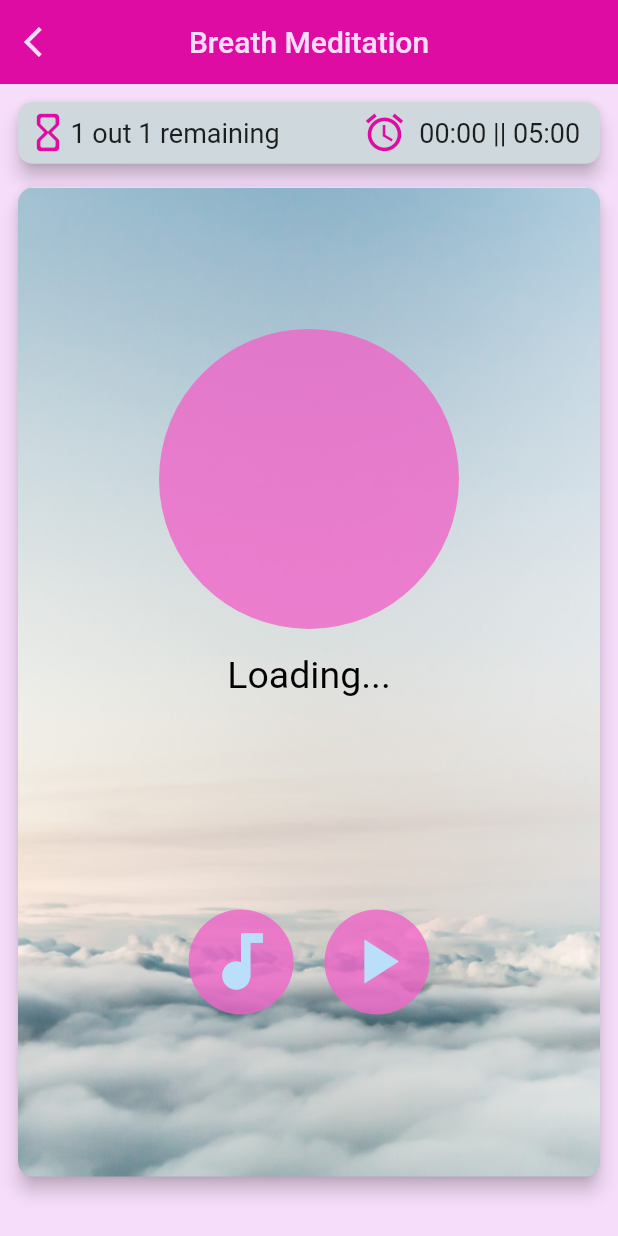
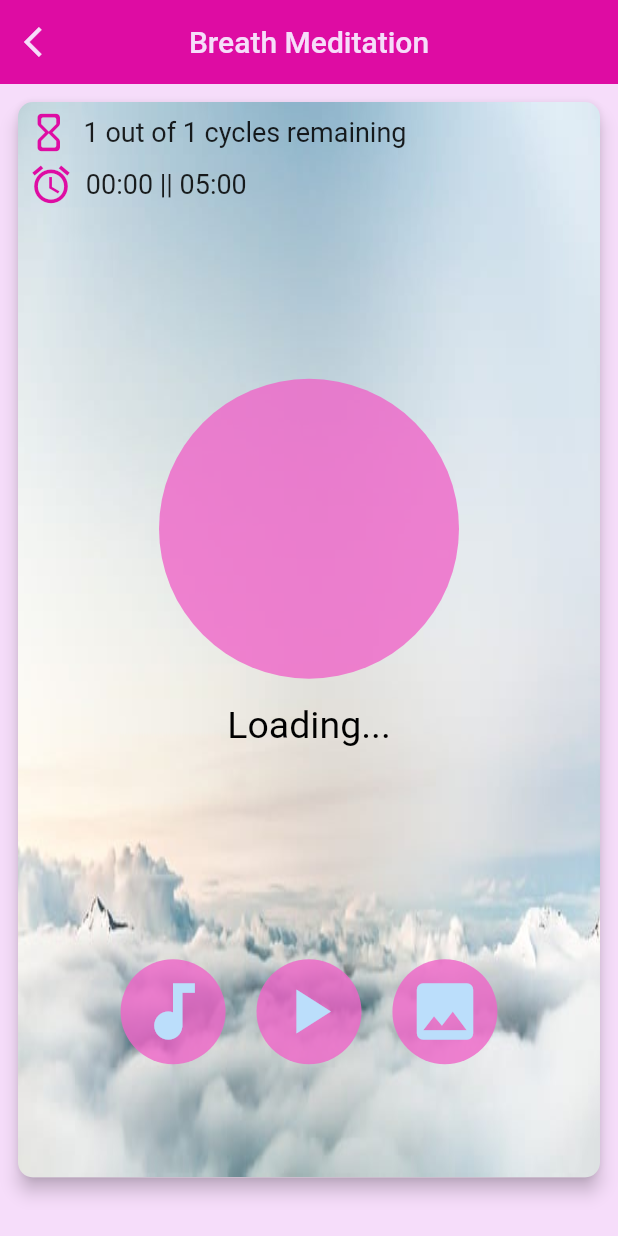
Before and after one commit to Wappnet-Systems/Dhyanin-App, a Flutter app: the AudioPage screen opened directly with empty values, after a tap on the "audiotrack" icon, on a phone screen of 412 x 824 dp. Run offline on Flutter 3.47's test engine with Material 2 defaults, Android fonts, the phone set to English and light mode, and no system bars; our stand-ins replace animated_splash_screen, audioplayers, cloud_firestore, firebase_auth, firebase_core, lottie and 4 more; accounts and stored records are empty; statements that could not run were skipped.

Commit message:
Added background change

```diff
--- a/lib/screens/auth/mobile_number_input_screen.dart
+++ b/lib/screens/auth/mobile_number_input_screen.dart
@@ -35,7 +35,7 @@ class _MobileNumberInputState extends State<MobileNumberInput> {
       type: MaskAutoCompletionType.lazy);
 
   var mobileNumberFormatter = new MaskTextInputFormatter(
-      mask: '##########',
+      mask: '##### #####',
       filter: {"#": RegExp(r'[0-9]')},
       type: MaskAutoCompletionType.lazy);
 
--- a/lib/screens/auth/otp_page_screen.dart
+++ b/lib/screens/auth/otp_page_screen.dart
@@ -118,9 +118,11 @@ class _OtpPageState extends State<OtpPage> {
                   child: ElevatedButton(
                     onPressed: () async {
                       try {
-                        ScaffoldMessenger.of(context).showSnackBar(SnackBar(
-                          content: Text("Login Successfully!"),
-                        ));
+                        Future.delayed(Duration(seconds: 2), () {
+                          ScaffoldMessenger.of(context).showSnackBar(SnackBar(
+                            content: Text("Login Successfully!"),
+                          ));
+                        });
                         PhoneAuthCredential credential =
                             PhoneAuthProvider.credential(
                                 verificationId: MobileNumberInput.verify,
--- a/lib/screens/pages/audio_page_screen.dart
+++ b/lib/screens/pages/audio_page_screen.dart
@@ -1,3 +1,4 @@
+import 'dart:async';
 import 'dart:developer';
 
 import 'package:audioplayers/audioplayers.dart';
@@ -30,7 +31,9 @@ class _AudioPageState extends State<AudioPage> with TickerProviderStateMixin {
   late int remainingMeditationMinutes;
   int selectedAudio = 1;
   Duration currPosition = Duration.zero;
-
+  bool _enabled = true;
+  String backgroundImage = 'assets/images/background/background_image_1.jpg';
+  int imageIndex = 1;
   AudioPlayer audioPlayer = AudioPlayer();
 
   void initPlayer() async {
@@ -146,6 +149,7 @@ class _AudioPageState extends State<AudioPage> with TickerProviderStateMixin {
           if (timesPlayed <= int.parse(widget.repeatTimes.toString())) {
             audioPlayer.play(AssetSource(audiopath), position: Duration.zero);
             remainingMeditationMinutes = meditationMinutes;
+            currPosition = Duration.zero;
           }
         }
       }
@@ -172,47 +176,60 @@ class _AudioPageState extends State<AudioPage> with TickerProviderStateMixin {
           child: Column(
             // mainAxisAlignment: MainAxisAlignment.center,
             children: [
-              Padding(
-                padding: const EdgeInsets.only(bottom: 8.0),
-                child: Card(
+              Card(
                 shape: RoundedRectangleBorder(
                   borderRadius: BorderRadius.circular(10.0),
                 ),
-                  color: Colors.blueGrey.shade100,
                 clipBehavior: Clip.antiAliasWithSaveLayer,
                 elevation: 5,
                 child: Container(
-                    height: MediaQuery.of(context).size.height * 0.05,
-                    child: Row(
+                  height: MediaQuery.of(context).size.height * .87,
+                  decoration: BoxDecoration(
+                    image: DecorationImage(
+                      image: AssetImage(backgroundImage),
+                      colorFilter: const ColorFilter.mode(
+                          Color(0xFFFFFFFF), BlendMode.dstATop),
+                      opacity: 1,
+                      fit: BoxFit.fill,
+                      alignment: Alignment.topCenter,
+                    ),
+                  ),
+                  child: Column(
+                    children: [
+                      Padding(
+                        padding: const EdgeInsets.only(bottom: 8.0),
+                        child: Container(
+                          height: MediaQuery.of(context).size.height * 0.10,
+                          child: Column(
                             children: [
                               Padding(
                                 padding: const EdgeInsets.only(
-                              left: 5.0, top: 5.0, bottom: 5.0),
+                                    left: 5.5, top: 5.0, bottom: 5.0),
                                 child: Row(
                                   children: [
-                              Icon(
+                                    const Icon(
                                       Icons.hourglass_empty_rounded,
                                       color: primary_color,
                                       size: 30,
                                     ),
-                              // SizedBox(
-                              //   width: MediaQuery.of(context).size.width * 0.025,
-                              // ),
+                                    SizedBox(
+                                      width: MediaQuery.of(context).size.width *
+                                          0.02,
+                                    ),
                                     Text(
                                       (widget.repeatTimes! + 1 - timesPlayed)
                                               .toString() +
-                                    ' out ' +
+                                          ' out of ' +
                                           (widget.repeatTimes! + 1).toString() +
-                                    ' remaining',
+                                          ' cycles remaining',
                                       style: TextStyle(fontSize: 18),
                                     ),
                                   ],
                                 ),
                               ),
-                        Spacer(),
                               Padding(
                                 padding: const EdgeInsets.only(
-                              right: 5.0, top: 5.0, bottom: 5.0),
+                                    left: 7.0, bottom: 5.0),
                                 child: Row(
                                   children: [
                                     Icon(
@@ -221,24 +238,26 @@ class _AudioPageState extends State<AudioPage> with TickerProviderStateMixin {
                                       size: 30,
                                     ),
                                     SizedBox(
-                                width: MediaQuery.of(context).size.width * 0.02,
+                                      width: MediaQuery.of(context).size.width *
+                                          0.02,
                                     ),
                                     Text(
-                                formatTime(currPosition + position) + ' || ',
-                                style: TextStyle(fontSize: 18),
+                                      '${formatTime(currPosition + position)} || ',
+                                      style: const TextStyle(fontSize: 18),
                                     ),
                                     meditationMinutes == 5
-                                  ? Text(
+                                        ? const Text(
                                             '0',
                                             style: TextStyle(fontSize: 18),
                                           )
-                                  : Text(''),
+                                        : const Text(''),
                                     Text(
-                                '${meditationMinutes.toString()}' + ':00',
-                                style: TextStyle(fontSize: 18),
+                                      '${meditationMinutes.toString()}' ':00',
+                                      style: const TextStyle(fontSize: 18),
                                     ),
                                     SizedBox(
-                                width: MediaQuery.of(context).size.width * 0.02,
+                                      width: MediaQuery.of(context).size.width *
+                                          0.02,
                                     ),
                                   ],
                                 ),
@@ -247,27 +266,6 @@ class _AudioPageState extends State<AudioPage> with TickerProviderStateMixin {
                           ),
                         ),
                       ),
-              ),
-              Card(
-                shape: RoundedRectangleBorder(
-                  borderRadius: BorderRadius.circular(10.0),
-                ),
-                clipBehavior: Clip.antiAliasWithSaveLayer,
-                elevation: 5,
-                child: Container(
-                  height: MediaQuery.of(context).size.height * .8,
-                  decoration: const BoxDecoration(
-                    image: DecorationImage(
-                      image: AssetImage('assets/images/sky.jpeg'),
-                      colorFilter:
-                          ColorFilter.mode(Colors.white, BlendMode.dstATop),
-                      opacity: 1,
-                      fit: BoxFit.fill,
-                      alignment: Alignment.topCenter,
-                    ),
-                  ),
-                  child: Column(
-                    children: [
                       SizedBox(
                         height: MediaQuery.of(context).size.height / 1.9,
                         child: Column(
@@ -293,7 +291,7 @@ class _AudioPageState extends State<AudioPage> with TickerProviderStateMixin {
                                       : 200,
                                   child: Material(
                                     borderRadius: BorderRadius.circular(100.0),
-                                    color: Color.fromARGB(255, 239, 101, 200)
+                                    color: const Color(0xFFEF65C8)
                                         .withOpacity(0.8),
                                   )),
                             ),
@@ -310,7 +308,8 @@ class _AudioPageState extends State<AudioPage> with TickerProviderStateMixin {
                                     : const Text(
                                         'Successfully Completed!',
                                         style: TextStyle(
-                                            fontSize: 25, color: Colors.black),
+                                            fontSize: 25,
+                                            color: Color(0xFF000000)),
                                       )
                                 : const Text(
                                     'Loading...',
@@ -328,23 +327,24 @@ class _AudioPageState extends State<AudioPage> with TickerProviderStateMixin {
                             CircleAvatar(
                               radius: 35,
                               backgroundColor:
-                                  Color.fromARGB(255, 239, 101, 200)
-                                      .withOpacity(0.8),
+                                  Color(0xFFEF65C8).withOpacity(0.8),
                               child: IconButton(
                                 icon: Icon(Icons.audiotrack),
                                 iconSize: 50,
                                 onPressed: () async {
-                                  if (isPlaying) {
+                                  if (isPlaying && _enabled) {
+                                    setState(() {
                                       if (selectedAudio < 5) {
                                         selectedAudio++;
                                       } else {
                                         selectedAudio = 1;
                                       }
-                                    setState(() {});
+                                      _enabled = false;
+                                    });
+                                    Timer(Duration(seconds: 10),
+                                        () => setState(() => _enabled = true));
 
                                     Duration currentPositionOfAudio = position;
-                                    print(
-                                        'current position is $currentPositionOfAudio');
 
                                     audioPlayer.pause();
                                     audioPlayer.release();
@@ -423,20 +423,43 @@ class _AudioPageState extends State<AudioPage> with TickerProviderStateMixin {
                             CircleAvatar(
                               radius: 35,
                               backgroundColor:
-                                  Color.fromARGB(255, 239, 101, 200)
+                                  const Color.fromARGB(255, 239, 101, 200)
                                       .withOpacity(0.8),
                               child: IconButton(
                                 icon: Icon(
                                     isPlaying ? Icons.pause : Icons.play_arrow),
                                 iconSize: 50,
                                 onPressed: () async {
+                                  if ((widget.repeatTimes! + 1 - timesPlayed) !=
+                                      0) {
                                     if (isPlaying) {
                                       _breathingController.stop();
                                       await audioPlayer.pause();
                                     } else {
-                                    _breathingController.reset();
+                                      _breathingController.forward();
                                       await audioPlayer.resume();
                                     }
+                                  }
+                                },
+                              ),
+                            ),
+                            SizedBox(
+                              width: MediaQuery.of(context).size.width * 0.05,
+                            ),
+                            CircleAvatar(
+                              radius: 35,
+                              backgroundColor:
+                                  const Color.fromARGB(255, 239, 101, 200)
+                                      .withOpacity(0.8),
+                              child: IconButton(
+                                icon: Icon(Icons.image),
+                                iconSize: 50,
+                                onPressed: () async {
+                                  imageIndex < 7
+                                      ? imageIndex++
+                                      : imageIndex = 1;
+                                  backgroundImage =
+                                      'assets/images/background/background_image_$imageIndex.jpg';
                                 },
                               ),
                             ),
--- a/pubspec.yaml
+++ b/pubspec.yaml
@@ -74,6 +74,7 @@ flutter:
     - assets/images/
     - assets/lottie/
     - assets/audios/
+    - assets/images/background/
   #   - images/a_dot_ham.jpeg
 
   # An image asset can refer to one or more resolution-specific "variants", see
```
Also changed, not shown: assets/images/background/background_image_1.jpg (added), assets/images/background/background_image_2.jpg (added), assets/images/background/background_image_3.jpg (added), assets/images/background/background_image_4.jpg (added), assets/images/background/background_image_5.jpg (added), assets/images/background/background_image_6.jpg (added), assets/images/background/background_image_7.jpg (added), assets/images/sky.jpeg (deleted). Lines whose indentation alone changed are shown as unchanged.
